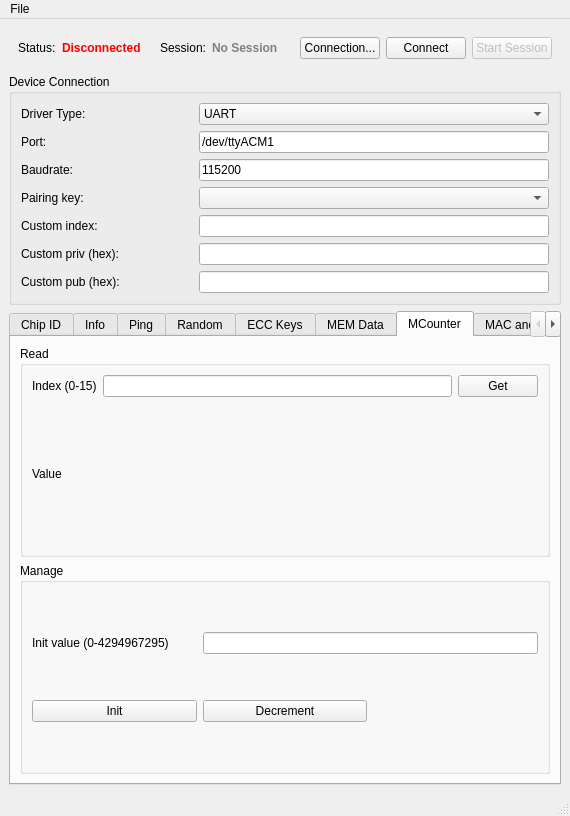
Above: mainwindow.ui from petrkr/tropic01manager before the change. Below: the same form after it.
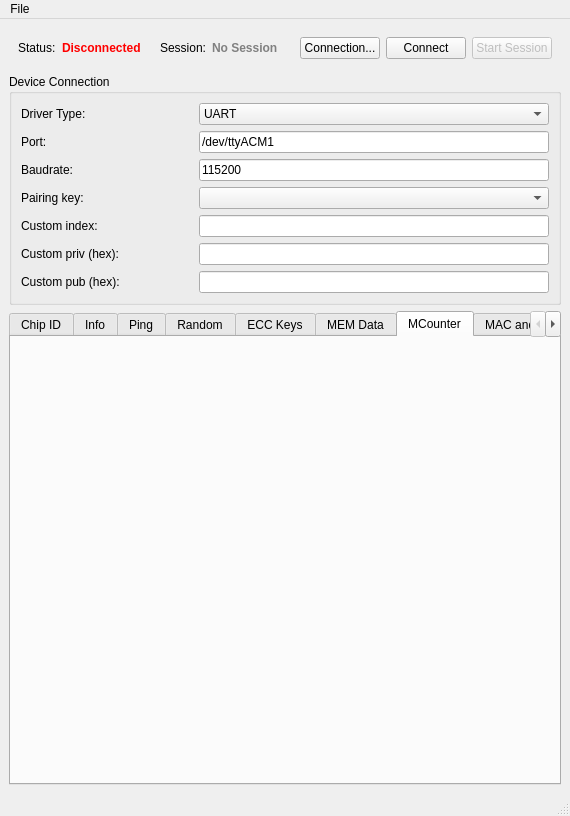
That is the form after the change. The open tabs and pages were chosen to show the change.

Commit message: MCounter tab removed static widgets, use dynamic ones

What changed in the file:
```diff
--- a/mainwindow.ui
+++ b/mainwindow.ui
@@ -862,79 +862,6 @@
         <string>MCounter</string>
        </attribute>
        <layout class="QVBoxLayout" name="layoutMCounter">
-        <item>
-         <widget class="QGroupBox" name="groupMCounterRead">
-          <property name="title">
-           <string>Read</string>
-          </property>
-          <layout class="QGridLayout" name="gridMCounterRead">
-           <item row="0" column="0">
-            <widget class="QLabel" name="labelMCounterIndex">
-             <property name="text">
-              <string>Index (0-15)</string>
-             </property>
-            </widget>
-           </item>
-           <item row="0" column="1">
-            <widget class="QLineEdit" name="leMCounterIndex"/>
-           </item>
-           <item row="0" column="2">
-            <widget class="QPushButton" name="btnMCounterGet">
-             <property name="text">
-              <string>Get</string>
-             </property>
-            </widget>
-           </item>
-           <item row="1" column="0">
-            <widget class="QLabel" name="labelMCounterValue">
-             <property name="text">
-              <string>Value</string>
-             </property>
-            </widget>
-           </item>
-           <item row="1" column="1" colspan="2">
-            <widget class="QLabel" name="lblMCounterValue">
-             <property name="text">
-              <string/>
-             </property>
-            </widget>
-           </item>
-          </layout>
-         </widget>
-        </item>
-        <item>
-         <widget class="QGroupBox" name="groupMCounterManage">
-          <property name="title">
-           <string>Manage</string>
-          </property>
-          <layout class="QGridLayout" name="gridMCounterManage">
-           <item row="0" column="0">
-            <widget class="QLabel" name="labelMCounterInitValue">
-             <property name="text">
-              <string>Init value (0-4294967295)</string>
-             </property>
-            </widget>
-           </item>
-           <item row="0" column="1" colspan="2">
-            <widget class="QLineEdit" name="leMCounterInitValue"/>
-           </item>
-           <item row="1" column="0">
-            <widget class="QPushButton" name="btnMCounterInit">
-             <property name="text">
-              <string>Init</string>
-             </property>
-            </widget>
-           </item>
-           <item row="1" column="1">
-            <widget class="QPushButton" name="btnMCounterUpdate">
-             <property name="text">
-              <string>Decrement</string>
-             </property>
-            </widget>
-           </item>
-          </layout>
-         </widget>
-        </item>
        </layout>
       </widget>
       <widget class="QWidget" name="tab_7">
```
The commit also changes 1 other file.
